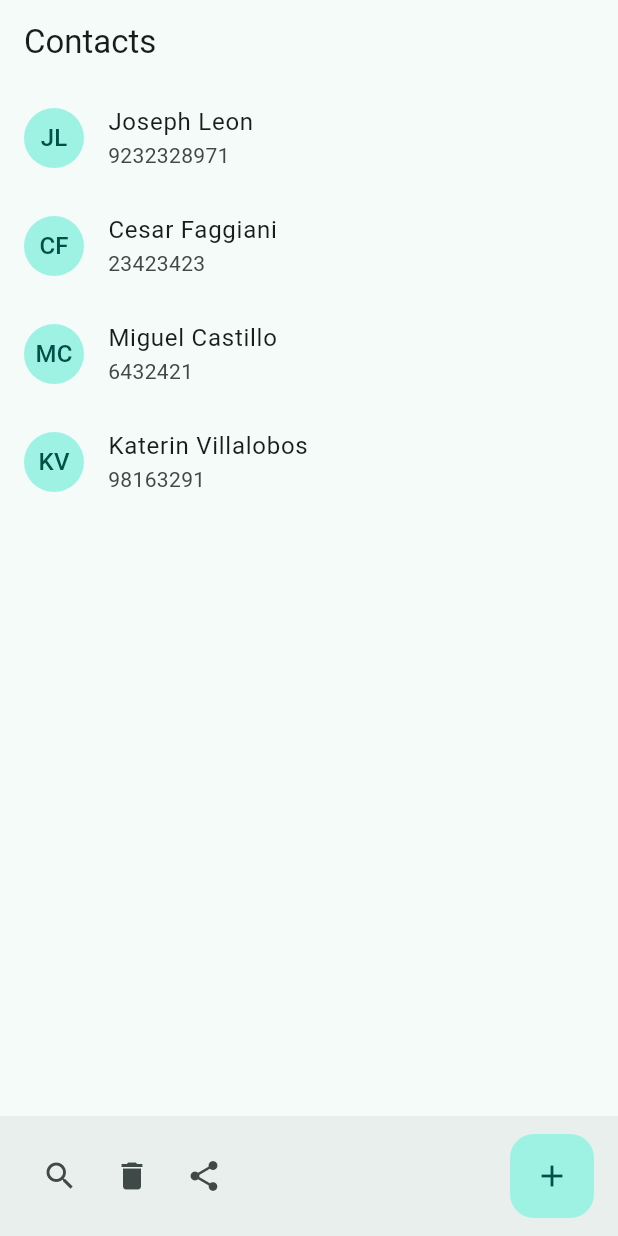
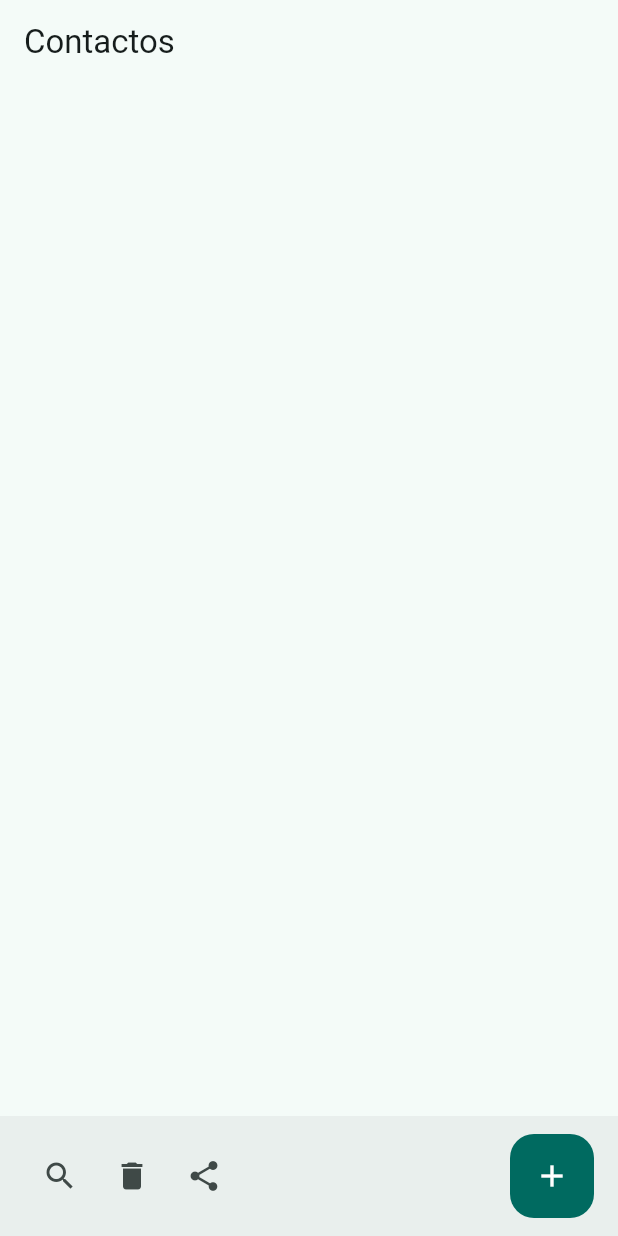
Before and after one commit to leonus96/contacts_flutter_app, a Flutter app: the screen it shows after launch, on a phone screen of 412 x 824 dp. Run offline on Flutter 3.47's test engine with Material 3 defaults, Android fonts, the phone set to English and light mode, and no system bars; our stand-ins replace flutter_riverpod, isar, riverpod_annotation, share_plus; accounts and stored records are empty; generated files the repository leaves out were written again.

Commit message:
- Clase 3

```diff
--- a/lib/contacts_app.dart
+++ b/lib/contacts_app.dart
@@ -18,7 +18,7 @@ class ContactsApp extends StatelessWidget {
       routes: {
         '/': (_) => const HomePage(),
         'detail': (_) => const ContactDetail(),
-        'form': (_) => ContactForm(),
+        'form': (_) => const ContactForm(),
       },
     );
   }
--- a/lib/presentation/pages/home_page.dart
+++ b/lib/presentation/pages/home_page.dart
@@ -1,23 +1,50 @@
 import 'package:contacts/domain/contact/contact.dart';
+import 'package:contacts/presentation/providers/isar/isar_provider.dart';
 import 'package:contacts/presentation/widgets/contact_list_item.dart';
 import 'package:flutter/material.dart';
+import 'package:flutter_riverpod/flutter_riverpod.dart';
+import 'package:isar/isar.dart';
 
-final List<Contact> contacts = [
-  Contact(name: 'Joseph', lastName: 'Leon', phone: '9232328971'),
-  Contact(name: 'Cesar', lastName: 'Faggiani', phone: '23423423'),
-  Contact(name: 'Miguel', lastName: 'Castillo', phone: '6432421'),
-  Contact(name: 'Katerin', lastName: 'Villalobos', phone: '98163291'),
-];
-
-class HomePage extends StatelessWidget {
+class HomePage extends ConsumerStatefulWidget {
   const HomePage({Key? key}) : super(key: key);
 
   @override
+  ConsumerState<HomePage> createState() => _HomePageState();
+}
+
+class _HomePageState extends ConsumerState<HomePage> {
+  List<Contact> contacts = [];
+
+  /// Se ejecuta o llama antes del primer build.
+  @override
+  void initState() {
+    super.initState();
+    _loadContacts();
+  }
+
+  void _loadContacts() async {
+    final isar = ref.read(isarProvider);
+    final db = await isar.db();
+
+    /// Traemos todos los contactos de la base de datos.
+    contacts = await db.contacts.where().findAll();
+    setState(() {});
+  }
+
+  /// Se ejecuta cada vez que se tiene que construir los widgets en pantalla.
+  @override
   Widget build(BuildContext context) {
     return Scaffold(
-      appBar: AppBar(title: const Text('Contacts')),
+      appBar: AppBar(title: const Text('Contactos')),
       body: ListView(
-        children: contacts.map((e) => ContactListItem(contact: e)).toList(),
+        children: contacts
+            .map((e) => ContactListItem(
+                  contact: e,
+                  refresh: () {
+                    _loadContacts();
+                  },
+                ))
+            .toList(),
       ),
       bottomNavigationBar: BottomAppBar(
         child: Row(
@@ -31,11 +58,16 @@ class HomePage extends StatelessWidget {
               ],
             ),
             FloatingActionButton(
-              onPressed: () {
-                Navigator.of(context).pushNamed('form');
+              backgroundColor: Theme.of(context).colorScheme.primary,
+              onPressed: () async {
+                await Navigator.of(context).pushNamed('form');
+                _loadContacts();
               },
               elevation: 0,
-              child: const Icon(Icons.add),
+              child: Icon(
+                Icons.add,
+                color: Theme.of(context).colorScheme.onPrimary,
+              ),
             ),
           ],
         ),
--- a/lib/presentation/providers/isar/isar_provider.dart
+++ b/lib/presentation/providers/isar/isar_provider.dart
@@ -1,4 +1,4 @@
-import 'package:contacts/infrastructure/isar/idar_database.dart';
+import 'package:contacts/infrastructure/isar/isar_database.dart';
 import 'package:riverpod_annotation/riverpod_annotation.dart';
 
 part 'isar_provider.g.dart';
--- a/lib/presentation/widgets/text_input.dart
+++ b/lib/presentation/widgets/text_input.dart
@@ -4,12 +4,14 @@ class TextInput extends StatelessWidget {
   final String label;
   final TextInputType? keyboardType;
   final String? Function(String?)? validator;
+  final void Function(String)? onChange;
 
   const TextInput({
     Key? key,
     required this.label,
     this.keyboardType,
     this.validator,
+    this.onChange,
   }) : super(key: key);
 
   @override
@@ -22,6 +24,7 @@ class TextInput extends StatelessWidget {
       ),
       keyboardType: keyboardType,
       validator: validator,
+      onChanged: onChange,
     );
   }
 }
--- a/pubspec.yaml
+++ b/pubspec.yaml
@@ -30,6 +30,7 @@ dependencies:
   flutter_riverpod: ^2.4.9
   riverpod_annotation: ^2.3.3
   path_provider: ^2.1.1
+  share_plus: ^7.2.1
 
 dev_dependencies:
   flutter_test:
```
Also changed, not shown: lib/infrastructure/isar/isar_database.dart (renamed from lib/infrastructure/isar/idar_database.dart, +5 -7 lines), lib/presentation/pages/contact_detail.dart (+67 -4 lines), lib/presentation/pages/contact_form.dart (+68 -9 lines), lib/presentation/widgets/contact_avatar.dart (+17 -2 lines), lib/presentation/widgets/contact_list_item.dart (+6 -3 lines), pubspec.lock, 2 other files.
